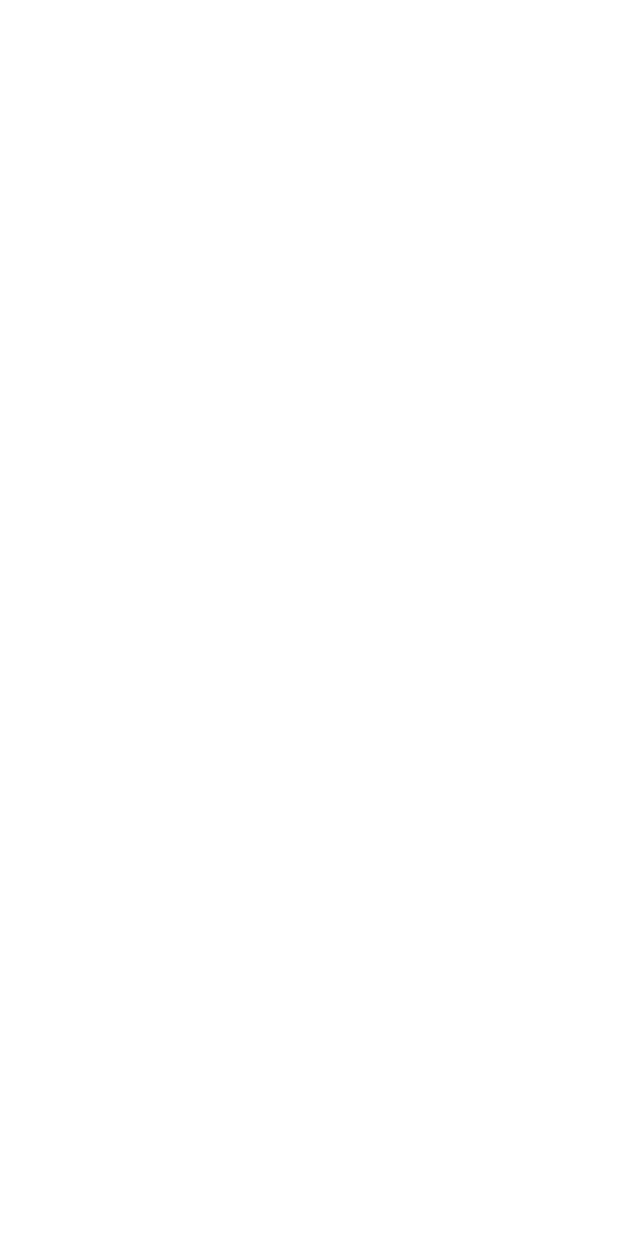
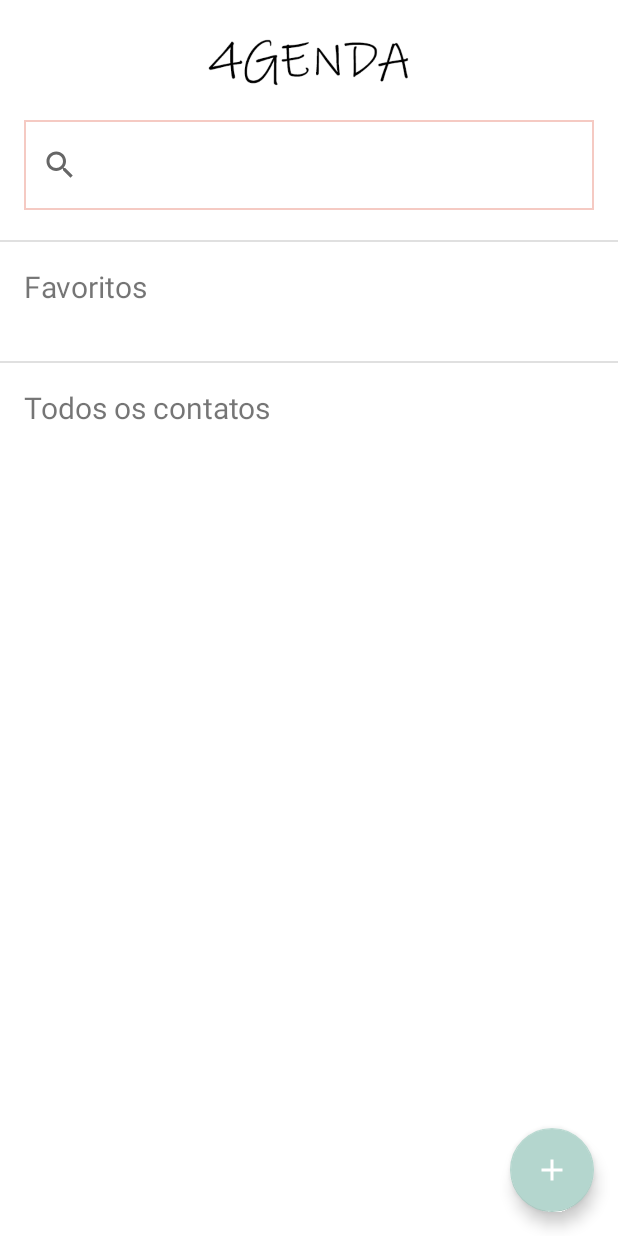
Before and after one commit to kswillian/4genda, an Android app: the screen it shows after launch (MainActivity), on a phone screen of 412 x 824 dp. Before the commit the screen is empty. Run offline under Robolectric (Android 15) with nearby library versions, the phone set to English and light mode, and no system bars.

Commit message:
Ajustes Splash Screen e criação da telas Main e Novo Contato

```diff
--- a/app/src/main/java/com/example/nelso/a4genda/MainActivity.java
+++ b/app/src/main/java/com/example/nelso/a4genda/MainActivity.java
@@ -1,13 +1,30 @@
 package com.example.nelso.a4genda;
 
-import android.support.v7.app.AppCompatActivity;
+import android.content.Intent;
 import android.os.Bundle;
+import android.view.View;
+
+import com.google.android.material.floatingactionbutton.FloatingActionButton;
+
+import androidx.appcompat.app.AppCompatActivity;
 
 public class MainActivity extends AppCompatActivity {
+
+    private FloatingActionButton fab;
 
     @Override
     protected void onCreate(Bundle savedInstanceState) {
         super.onCreate(savedInstanceState);
         setContentView(R.layout.activity_main);
+
+        fab = findViewById(R.id.fab);
+
+        fab.setOnClickListener(new View.OnClickListener() {
+            @Override
+            public void onClick(View v) {
+                Intent intent = new Intent(MainActivity.this, NewContactActivity.class);
+                startActivity(intent);
+            }
+        });
     }
 }
--- /dev/null
+++ b/app/src/main/java/com/example/nelso/a4genda/SplashActivity.java
@@ -0,0 +1,23 @@
+package com.example.nelso.a4genda;
+
+import android.content.Intent;
+import android.os.Bundle;
+import android.os.Handler;
+
+import androidx.appcompat.app.AppCompatActivity;
+
+public class SplashActivity extends AppCompatActivity {
+
+        @Override
+        protected void onCreate(Bundle savedInstanceState) {
+            super.onCreate(savedInstanceState);
+            setContentView(R.layout.activity_splash);
+
+            new Handler().postDelayed(() -> {
+                Intent intent = new Intent(SplashActivity.this, MainActivity.class);
+                startActivity(intent);
+                finish();
+            }, 3000);
+        }
+
+}
--- /dev/null
+++ b/app/src/main/res/drawable/bg_searchview.xml
@@ -0,0 +1,8 @@
+<?xml version="1.0" encoding="UTF-8"?>
+<shape xmlns:android="http://schemas.android.com/apk/res/android"
+    android:shape="rectangle" >
+    <solid android:color="#FFFFFF" />
+    <stroke
+        android:width="1dp"
+        android:color="@color/colorPrimaryDark" />
+</shape>
--- /dev/null
+++ b/app/src/main/res/drawable/ic_add.xml
@@ -0,0 +1,5 @@
+<vector android:height="24dp" android:tint="#FFFFFF"
+    android:viewportHeight="24.0" android:viewportWidth="24.0"
+    android:width="24dp" xmlns:android="http://schemas.android.com/apk/res/android">
+    <path android:fillColor="#FF000000" android:pathData="M19,13h-6v6h-2v-6H5v-2h6V5h2v6h6v2z"/>
+</vector>
--- /dev/null
+++ b/app/src/main/res/drawable/ic_close.xml
@@ -0,0 +1,5 @@
+<vector android:height="24dp" android:tint="#F4C9C2"
+    android:viewportHeight="24.0" android:viewportWidth="24.0"
+    android:width="24dp" xmlns:android="http://schemas.android.com/apk/res/android">
+    <path android:fillColor="#FF000000" android:pathData="M19,6.41L17.59,5 12,10.59 6.41,5 5,6.41 10.59,12 5,17.59 6.41,19 12,13.41 17.59,19 19,17.59 13.41,12z"/>
+</vector>
--- a/app/src/main/res/layout/activity_main.xml
+++ b/app/src/main/res/layout/activity_main.xml
@@ -1,8 +1,86 @@
 <?xml version="1.0" encoding="utf-8"?>
-<LinearLayout xmlns:android="http://schemas.android.com/apk/res/android"
+<RelativeLayout xmlns:android="http://schemas.android.com/apk/res/android"
     xmlns:tools="http://schemas.android.com/tools"
     android:layout_width="match_parent"
     android:layout_height="match_parent"
+    xmlns:app="http://schemas.android.com/apk/res-auto"
     tools:context=".MainActivity"
-    android:background="#ffffff">
-</LinearLayout>
+    android:background="@color/colorPrimary"
+    android:orientation="vertical">
+
+    <ImageView
+        android:id="@+id/logo"
+        android:layout_width="150dp"
+        android:layout_height="80dp"
+        android:src="@drawable/logo"
+        android:layout_centerHorizontal="true"/>
+
+    <androidx.appcompat.widget.SearchView
+        android:id="@+id/searchview"
+        android:layout_width="match_parent"
+        android:layout_height="60dp"
+        android:layout_marginStart="16dp"
+        android:layout_marginEnd="16dp"
+        app:queryHint="@string/queryHint"
+        app:defaultQueryHint="@string/queryHint"
+        android:background="@drawable/bg_searchview"
+        android:layout_below="@+id/logo"
+        android:layout_centerHorizontal="true"/>
+
+    <View
+        android:layout_marginTop="20dp"
+        android:id="@+id/divider"
+        android:layout_width="match_parent"
+        android:layout_height="1dp"
+        android:background="?android:attr/listDivider"
+        android:layout_below="@id/searchview"/>
+
+    <TextView
+        android:id="@+id/tv_favoritos"
+        android:layout_margin="16dp"
+        android:layout_width="wrap_content"
+        android:layout_height="wrap_content"
+        android:text="@string/favoritos"
+        android:textStyle="normal"
+        android:textSize="20sp"
+        android:layout_below="@id/divider"/>
+
+    <androidx.recyclerview.widget.RecyclerView
+        android:id="@+id/rv_favoritos"
+        android:layout_width="match_parent"
+        android:layout_height="wrap_content"
+        android:layout_below="@id/tv_favoritos"/>
+
+    <View
+        android:layout_marginTop="20dp"
+        android:id="@+id/dividerTwo"
+        android:layout_width="match_parent"
+        android:layout_height="1dp"
+        android:background="?android:attr/listDivider"
+        android:layout_below="@+id/rv_favoritos"/>
+
+    <TextView
+        android:id="@+id/tv_todos"
+        android:layout_width="wrap_content"
+        android:layout_height="wrap_content"
+        android:layout_margin="16dp"
+        android:text="@string/todos"
+        android:textStyle="normal"
+        android:textSize="20sp"
+        android:layout_below="@id/dividerTwo"/>
+
+    <androidx.recyclerview.widget.RecyclerView
+        android:id="@+id/rv_todos"
+        android:layout_width="match_parent"
+        android:layout_height="wrap_content"
+        android:layout_below="@id/tv_todos"/>
+
+    <com.google.android.material.floatingactionbutton.FloatingActionButton
+        android:layout_margin="16dp"
+        android:layout_width="wrap_content"
+        android:layout_height="wrap_content"
+        android:id="@+id/fab"
+        android:src="@drawable/ic_add"
+        android:layout_alignParentEnd="true"
+        android:layout_alignParentBottom="true"/>
+</RelativeLayout>
--- a/app/src/main/res/values/colors.xml
+++ b/app/src/main/res/values/colors.xml
@@ -1,6 +1,11 @@
 <?xml version="1.0" encoding="utf-8"?>
 <resources>
-    <color name="colorPrimary">#ff6f00</color>
-    <color name="colorPrimaryDark">#ff6f00</color>
-    <color name="colorAccent">#1a237e</color>
+    <color name="colorPrimary">#FFFFFF</color>
+    <color name="colorPrimaryDark">#f5cac3</color>
+    <color name="colorAccent">#b4d6ce</color>
+
+    <color name="colorCascade">#84a59d</color>
+    <color name="colorFlory">#F28482</color>
+    <color name="colorWhiteLinen">#F7EDE2</color>
+    <color name="colorRajah">#F6BD60</color>
 </resources>
--- a/app/src/main/res/values/strings.xml
+++ b/app/src/main/res/values/strings.xml
@@ -1,3 +1,8 @@
 <resources>
     <string name="app_name">4genda</string>
+    <string name="favoritos">Favoritos</string>
+    <string name="todos">Todos os contatos</string>
+
+    <string name="queryHint">Procurar contato</string>
+    <string name="novo_contato">Novo contato</string>
 </resources>
```
Also changed, not shown: app/build.gradle (+13 -4 lines), app/src/main/AndroidManifest.xml (+5 -2 lines), app/src/main/java/com/example/nelso/a4genda/NewContactActivity.java (added, +14 -0 lines), app/src/main/res/font/roboto.xml (added, +7 -0 lines), app/src/main/res/layout/activity_new_contact.xml (added, +29 -0 lines), app/src/main/res/drawable/logo.png (added), app/src/main/res/drawable/splash.png, app/src/main/res/font/roboto_light.ttf (added), app/src/main/res/font/roboto_thin.ttf (added).
